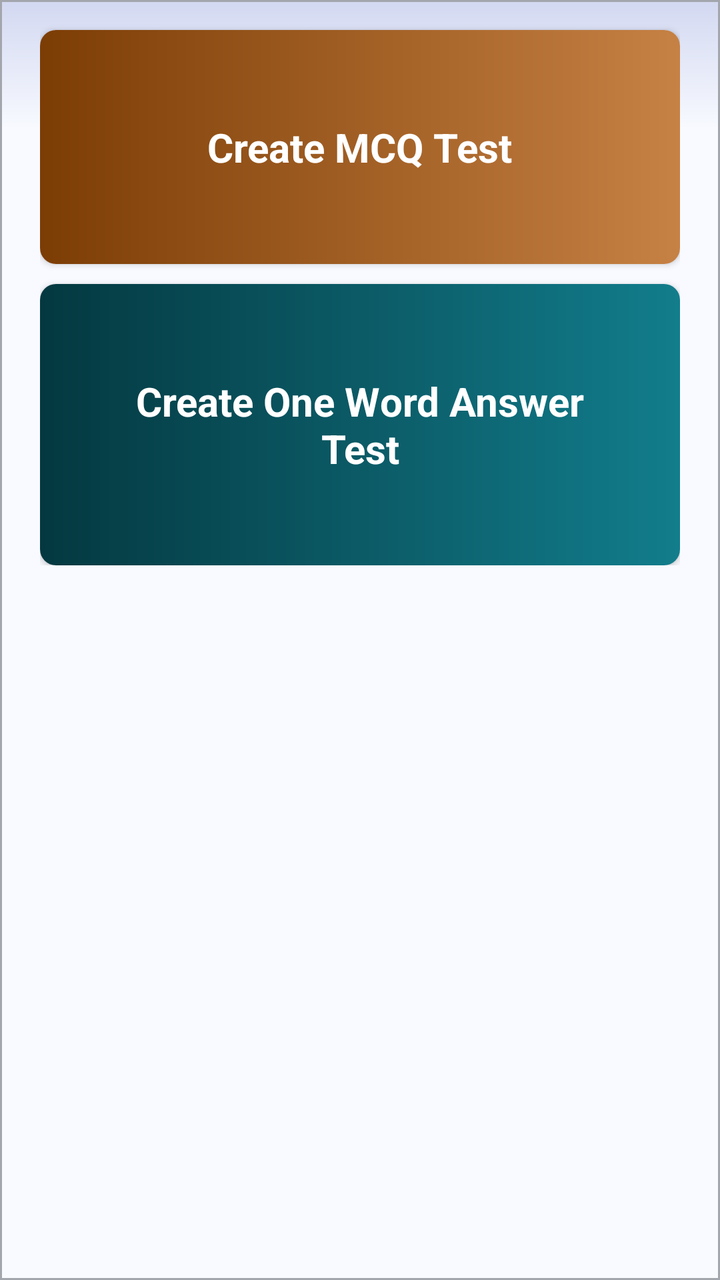
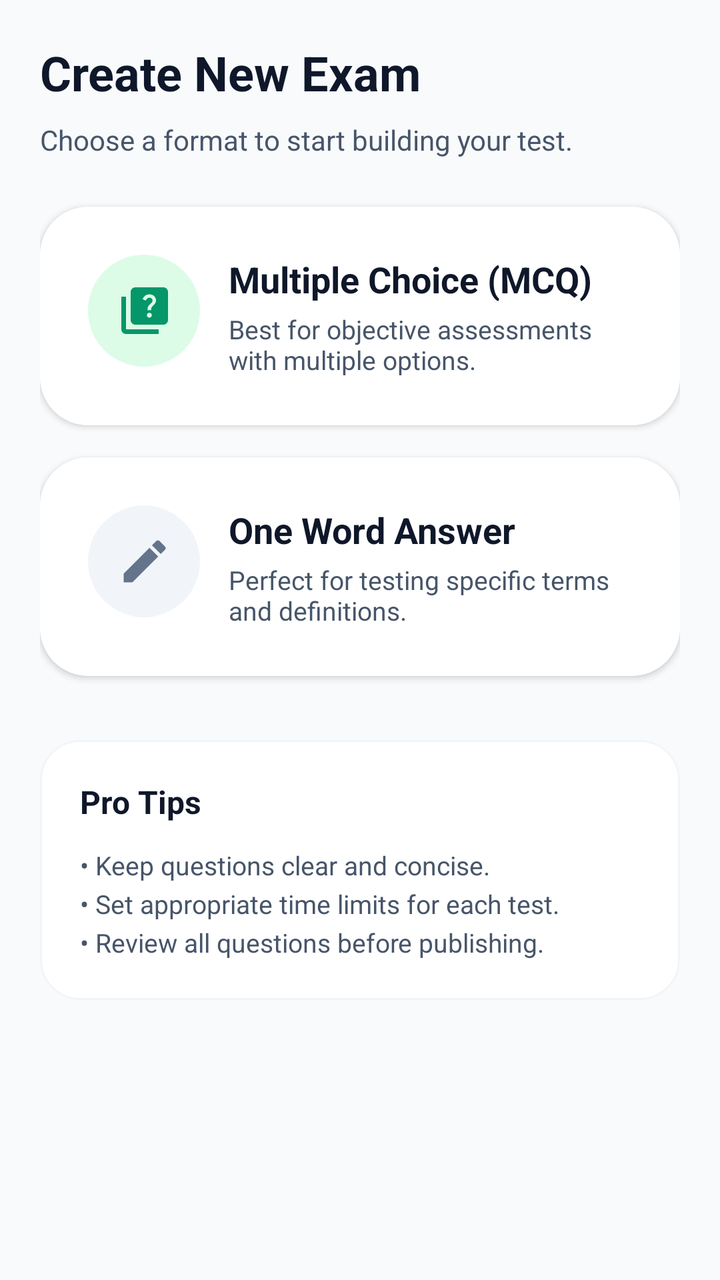

The first picture is an Android layout as it rendered before a commit; the second is the same layout after the commit. The layout source and the unified diff follow.
<!-- AndroidManifest.xml: application theme Theme.TestMaster -->
<!-- res/layout/fragment_create_test.xml -->
<?xml version="1.0" encoding="utf-8"?>
<androidx.constraintlayout.widget.ConstraintLayout xmlns:android="http://schemas.android.com/apk/res/android"
    xmlns:app="http://schemas.android.com/apk/res-auto"
    xmlns:tools="http://schemas.android.com/tools"
    android:layout_width="match_parent"
    android:layout_height="match_parent"
    android:background="@drawable/home_gradient"
    tools:context=".fragments.CreateTestFragment">

    <ScrollView
        android:layout_width="match_parent"
        android:layout_height="match_parent"
        app:layout_constraintBottom_toBottomOf="parent"
        app:layout_constraintEnd_toEndOf="parent"
        android:paddingHorizontal="20dp"
        app:layout_constraintStart_toStartOf="parent"
        app:layout_constraintTop_toTopOf="parent">

        <LinearLayout
            android:layout_width="match_parent"
            android:layout_height="wrap_content"
            android:orientation="vertical">

            <androidx.cardview.widget.CardView
                android:layout_width="match_parent"
                android:layout_height="wrap_content"
                android:layout_marginTop="15dp"
                app:cardCornerRadius="8dp">
                <LinearLayout
                    android:id="@+id/ll_create_mcq"
                    android:layout_width="match_parent"
                    android:layout_height="match_parent"
                    android:gravity="center"
                    android:background="@drawable/orange_gradient">
                <TextView
                    android:layout_width="wrap_content"
                    android:layout_height="wrap_content"
                    android:layout_margin="15dp"
                    android:text="Create MCQ Test"
                    android:gravity="center"
                    android:padding="30dp"
                    android:textSize="20sp"
                    android:textStyle="bold"
                    android:textColor="@color/white"/>
                </LinearLayout>
            </androidx.cardview.widget.CardView>
            <androidx.cardview.widget.CardView
                android:layout_width="match_parent"
                android:layout_height="wrap_content"
                android:layout_marginTop="10dp"
                app:cardCornerRadius="8dp">
                <LinearLayout
                    android:id="@+id/ll_create_One_word"
                    android:layout_width="match_parent"
                    android:layout_height="match_parent"
                    android:gravity="center"
                    android:background="@drawable/sea_gradient">
                <TextView
                    android:layout_width="match_parent"
                    android:layout_height="wrap_content"
                    android:layout_margin="15dp"
                    android:text="Create One Word Answer Test"
                    android:textSize="20sp"
                    android:gravity="center"
                    android:padding="30dp"
                    android:textStyle="bold"
                    android:textColor="@color/white"/>
                </LinearLayout>
            </androidx.cardview.widget.CardView>



</LinearLayout>
    </ScrollView>

</androidx.constraintlayout.widget.ConstraintLayout>
<!-- resources referenced by this layout -->
<resources>
  <color name="white">#FFFFFFFF</color>
  <!-- drawable home_gradient (drawable) -->
  <?xml version="1.0" encoding="utf-8"?>
  <shape xmlns:android="http://schemas.android.com/apk/res/android"
      android:shape="rectangle">
      <gradient
          android:angle="270"
          android:startColor="#D2D8F1"
          android:centerColor="#F8FAFF"
          android:endColor="#F8FAFF"
          android:centerY="0.1"/>
      <stroke android:width="1dp"
          android:color="#A4A6AE"/>
  
  </shape>
  <!-- drawable orange_gradient (drawable) -->
  <?xml version="1.0" encoding="utf-8"?>
  <shape xmlns:android="http://schemas.android.com/apk/res/android"
      android:shape="rectangle">
      <gradient android:startColor="#7C3D05"
          android:endColor="#C68144"/>
  </shape>
  <!-- drawable sea_gradient (drawable) -->
  <?xml version="1.0" encoding="utf-8"?>
  <shape xmlns:android="http://schemas.android.com/apk/res/android"
      android:shape="rectangle">
      <gradient android:startColor="#043840"
          android:endColor="#127D8C"/>
  </shape>
  <style name="Base.Theme.TestMaster" parent="Theme.MaterialComponents.DayNight.NoActionBar">
          
           <item name="colorPrimary">@color/primary_blue</item>
          <item name="android:statusBarColor">@color/primary_blue</item>
          <item name="colorAccent">@color/primary_blue</item>
      </style>
  <color name="primary_blue">#06164E</color>
  <!-- unchanged entries left out for length: 1 -->
</resources>

<!-- the commit's change to res/layout/fragment_create_test.xml (unified diff, before → after) -->
@@ -1,76 +1,200 @@
 <?xml version="1.0" encoding="utf-8"?>
-<androidx.constraintlayout.widget.ConstraintLayout xmlns:android="http://schemas.android.com/apk/res/android"
+<androidx.coordinatorlayout.widget.CoordinatorLayout xmlns:android="http://schemas.android.com/apk/res/android"
     xmlns:app="http://schemas.android.com/apk/res-auto"
     xmlns:tools="http://schemas.android.com/tools"
     android:layout_width="match_parent"
     android:layout_height="match_parent"
-    android:background="@drawable/home_gradient"
+    android:background="@color/background"
     tools:context=".fragments.CreateTestFragment">
 
-    <ScrollView
+    <androidx.core.widget.NestedScrollView
         android:layout_width="match_parent"
         android:layout_height="match_parent"
-        app:layout_constraintBottom_toBottomOf="parent"
-        app:layout_constraintEnd_toEndOf="parent"
-        android:paddingHorizontal="20dp"
-        app:layout_constraintStart_toStartOf="parent"
-        app:layout_constraintTop_toTopOf="parent">
+        android:clipToPadding="false"
+        android:paddingBottom="80dp">
 
         <LinearLayout
             android:layout_width="match_parent"
             android:layout_height="wrap_content"
-            android:orientation="vertical">
-
-            <androidx.cardview.widget.CardView
+            android:orientation="vertical"
+            android:padding="20dp">
+
+            <TextView
+                android:layout_width="wrap_content"
+                android:layout_height="wrap_content"
+                android:text="Create New Exam"
+                android:textColor="@color/text_primary"
+                android:textSize="24sp"
+                android:textStyle="bold"
+                android:layout_marginBottom="8dp"/>
+
+            <TextView
+                android:layout_width="wrap_content"
+                android:layout_height="wrap_content"
+                android:text="Choose a format to start building your test."
+                android:textColor="@color/text_secondary"
+                android:textSize="14sp"
+                android:layout_marginBottom="24dp"/>
+
+            
+            <com.google.android.material.card.MaterialCardView
+                android:id="@+id/card_mcq"
                 android:layout_width="match_parent"
                 android:layout_height="wrap_content"
-                android:layout_marginTop="15dp"
-                app:cardCornerRadius="8dp">
+                android:layout_marginBottom="16dp"
+                app:cardCornerRadius="24dp"
+                app:cardElevation="2dp"
+                app:strokeWidth="0dp">
+
                 <LinearLayout
                     android:id="@+id/ll_create_mcq"
                     android:layout_width="match_parent"
-                    android:layout_height="match_parent"
-                    android:gravity="center"
-                    android:background="@drawable/orange_gradient">
-                <TextView
-                    android:layout_width="wrap_content"
                     android:layout_height="wrap_content"
-                    android:layout_margin="15dp"
-                    android:text="Create MCQ Test"
-                    android:gravity="center"
-                    android:padding="30dp"
-                    android:textSize="20sp"
-                    android:textStyle="bold"
-                    android:textColor="@color/white"/>
+                    android:background="@color/surface"
+                    android:clickable="true"
+                    android:focusable="true"
+                    android:foreground="?attr/selectableItemBackground"
+                    android:orientation="horizontal"
+                    android:padding="24dp">
+
+                    <View
+                        android:layout_width="56dp"
+                        android:layout_height="56dp"
+                        android:background="@drawable/blue_circle_background"
+                        android:backgroundTint="@color/success_bg"/>
+
+                    <ImageView
+                        android:layout_width="28dp"
+                        android:layout_height="28dp"
+                        android:layout_marginStart="-42dp"
+                        android:layout_marginTop="14dp"
+                        android:src="@drawable/baseline_quiz_24"
+                        app:tint="@color/primary" />
+
+                    <LinearLayout
+                        android:layout_width="0dp"
+                        android:layout_height="wrap_content"
+                        android:layout_marginStart="28dp"
+                        android:layout_weight="1"
+                        android:orientation="vertical">
+
+                        <TextView
+                            android:layout_width="wrap_content"
+                            android:layout_height="wrap_content"
+                            android:text="Multiple Choice (MCQ)"
+                            android:textColor="@color/text_primary"
+                            android:textSize="18sp"
+                            android:textStyle="bold" />
+
+                        <TextView
+                            android:layout_width="wrap_content"
+                            android:layout_height="wrap_content"
+                            android:layout_marginTop="4dp"
+                            android:text="Best for objective assessments with multiple options."
+                            android:textColor="@color/text_secondary"
+                            android:textSize="13sp" />
+                    </LinearLayout>
                 </LinearLayout>
-            </androidx.cardview.widget.CardView>
-            <androidx.cardview.widget.CardView
+            </com.google.android.material.card.MaterialCardView>
+
+            
+            <com.google.android.material.card.MaterialCardView
+                android:id="@+id/card_one_word"
                 android:layout_width="match_parent"
                 android:layout_height="wrap_content"
-                android:layout_marginTop="10dp"
-                app:cardCornerRadius="8dp">
+                android:layout_marginBottom="16dp"
+                app:cardCornerRadius="24dp"
+                app:cardElevation="2dp"
+                app:strokeWidth="0dp">
+
                 <LinearLayout
                     android:id="@+id/ll_create_One_word"
                     android:layout_width="match_parent"
-                    android:layout_height="match_parent"
-                    android:gravity="center"
-                    android:background="@drawable/sea_gradient">
-                <TextView
+                    android:layout_height="wrap_content"
+                    android:background="@color/surface"
+                    android:clickable="true"
+                    android:focusable="true"
+                    android:foreground="?attr/selectableItemBackground"
+                    android:orientation="horizontal"
+                    android:padding="24dp">
+
+                    <View
+                        android:layout_width="56dp"
+                        android:layout_height="56dp"
+                        android:background="@drawable/blue_circle_background"
+                        android:backgroundTint="@color/gray"/>
+
+                    <ImageView
+                        android:layout_width="28dp"
+                        android:layout_height="28dp"
+                        android:layout_marginStart="-42dp"
+                        android:layout_marginTop="14dp"
+                        android:src="@drawable/baseline_edit_24"
+                        app:tint="@color/secondary" />
+
+                    <LinearLayout
+                        android:layout_width="0dp"
+                        android:layout_height="wrap_content"
+                        android:layout_marginStart="28dp"
+                        android:layout_weight="1"
+                        android:orientation="vertical">
+
+                        <TextView
+                            android:layout_width="wrap_content"
+                            android:layout_height="wrap_content"
+                            android:text="One Word Answer"
+                            android:textColor="@color/text_primary"
+                            android:textSize="18sp"
+                            android:textStyle="bold" />
+
+                        <TextView
+                            android:layout_width="wrap_content"
+                            android:layout_height="wrap_content"
+                            android:layout_marginTop="4dp"
+                            android:text="Perfect for testing specific terms and definitions."
+                            android:textColor="@color/text_secondary"
+                            android:textSize="13sp" />
+                    </LinearLayout>
+                </LinearLayout>
+            </com.google.android.material.card.MaterialCardView>
+
+            
+            <com.google.android.material.card.MaterialCardView
+                android:layout_width="match_parent"
+                android:layout_height="wrap_content"
+                android:layout_marginTop="16dp"
+                app:cardCornerRadius="20dp"
+                app:cardElevation="0dp"
+                app:strokeWidth="1dp"
+                app:strokeColor="@color/gray">
+
+                <LinearLayout
                     android:layout_width="match_parent"
                     android:layout_height="wrap_content"
-                    android:layout_margin="15dp"
-                    android:text="Create One Word Answer Test"
-                    android:textSize="20sp"
-                    android:gravity="center"
-                    android:padding="30dp"
-                    android:textStyle="bold"
-                    android:textColor="@color/white"/>
+                    android:orientation="vertical"
+                    android:padding="20dp">
+
+                    <TextView
+                        android:layout_width="wrap_content"
+                        android:layout_height="wrap_content"
+                        android:text="Pro Tips"
+                        android:textColor="@color/text_primary"
+                        android:textSize="16sp"
+                        android:textStyle="bold" />
+
+                    <TextView
+                        android:layout_width="match_parent"
+                        android:layout_height="wrap_content"
+                        android:layout_marginTop="12dp"
+                        android:text="• Keep questions clear and concise.\n• Set appropriate time limits for each test.\n• Review all questions before publishing."
+                        android:textColor="@color/text_secondary"
+                        android:lineSpacingExtra="4dp"
+                        android:textSize="13sp" />
+
                 </LinearLayout>
-            </androidx.cardview.widget.CardView>
-
-
-
-</LinearLayout>
-    </ScrollView>
-
-</androidx.constraintlayout.widget.ConstraintLayout>
+            </com.google.android.material.card.MaterialCardView>
+
+        </LinearLayout>
+    </androidx.core.widget.NestedScrollView>
+
+</androidx.coordinatorlayout.widget.CoordinatorLayout>
<!-- resource entries referenced after the edit -->
@@ -1,41 +1,76 @@
 <!-- resources referenced by this layout -->
 <resources>
-  <color name="white">#FFFFFFFF</color>
-  <!-- drawable home_gradient (drawable) -->
+  <color name="background">#F8FAFC</color>
+  <color name="gray">#F1F5F9</color>
+  <color name="primary">#059669</color>
+  <color name="secondary">#64748B</color>
+  <color name="success_bg">#DCFCE7</color>
+  <color name="surface">#FFFFFF</color>
+  <color name="text_primary">#0F172A</color>
+  <color name="text_secondary">#475569</color>
+  <!-- drawable baseline_edit_24 (drawable) -->
+  <vector xmlns:android="http://schemas.android.com/apk/res/android" android:height="24dp" android:tint="#000000" android:viewportHeight="24" android:viewportWidth="24" android:width="24dp">
+        
+      <path android:fillColor="@android:color/white" android:pathData="M3,17.25V21h3.75L17.81,9.94l-3.75,-3.75L3,17.25zM20.71,7.04c0.39,-0.39 0.39,-1.02 0,-1.41l-2.34,-2.34c-0.39,-0.39 -1.02,-0.39 -1.41,0l-1.83,1.83 3.75,3.75 1.83,-1.83z"/>
+      
+  </vector>
+  <!-- drawable baseline_quiz_24 (drawable) -->
+  <vector android:height="24dp" android:tint="#000000"
+      android:viewportHeight="24" android:viewportWidth="24"
+      android:width="24dp" xmlns:android="http://schemas.android.com/apk/res/android">
+      <path android:fillColor="@android:color/white" android:pathData="M4,6H2v14c0,1.1 0.9,2 2,2h14v-2H4V6z"/>
+      <path android:fillColor="@android:color/white" android:pathData="M20,2H8C6.9,2 6,2.9 6,4v12c0,1.1 0.9,2 2,2h12c1.1,0 2,-0.9 2,-2V4C22,2.9 21.1,2 20,2zM14.01,15c-0.59,0 -1.05,-0.47 -1.05,-1.05c0,-0.59 0.47,-1.04 1.05,-1.04c0.59,0 1.04,0.45 1.04,1.04C15.04,14.53 14.6,15 14.01,15zM16.51,8.83c-0.63,0.93 -1.23,1.21 -1.56,1.81c-0.13,0.24 -0.18,0.4 -0.18,1.18h-1.52c0,-0.41 -0.06,-1.08 0.26,-1.65c0.41,-0.73 1.18,-1.16 1.63,-1.8c0.48,-0.68 0.21,-1.94 -1.14,-1.94c-0.88,0 -1.32,0.67 -1.5,1.23l-1.37,-0.57C11.51,5.96 12.52,5 13.99,5c1.23,0 2.08,0.56 2.51,1.26C16.87,6.87 17.08,7.99 16.51,8.83z"/>
+  </vector>
+  <!-- drawable blue_circle_background (drawable) -->
   <?xml version="1.0" encoding="utf-8"?>
-  <shape xmlns:android="http://schemas.android.com/apk/res/android"
-      android:shape="rectangle">
-      <gradient
-          android:angle="270"
-          android:startColor="#D2D8F1"
-          android:centerColor="#F8FAFF"
-          android:endColor="#F8FAFF"
-          android:centerY="0.1"/>
-      <stroke android:width="1dp"
-          android:color="#A4A6AE"/>
+  <shape xmlns:android="http://schemas.android.com/apk/res/android">
+      <solid android:color="@color/primary" />
+      <corners android:radius="250dp" />
+  </shape>
+  <style name="Base.Theme.TestMaster" parent="Theme.Material3.DayNight.NoActionBar">
+          
+          <item name="colorPrimary">@color/primary</item>
+          <item name="colorOnPrimary">@color/onPrimary</item>
+          <item name="colorPrimaryContainer">@color/primaryContainer</item>
+          <item name="colorOnPrimaryContainer">@color/onPrimaryContainer</item>
   
-  </shape>
-  <!-- drawable orange_gradient (drawable) -->
-  <?xml version="1.0" encoding="utf-8"?>
-  <shape xmlns:android="http://schemas.android.com/apk/res/android"
-      android:shape="rectangle">
-      <gradient android:startColor="#7C3D05"
-          android:endColor="#C68144"/>
-  </shape>
-  <!-- drawable sea_gradient (drawable) -->
-  <?xml version="1.0" encoding="utf-8"?>
-  <shape xmlns:android="http://schemas.android.com/apk/res/android"
-      android:shape="rectangle">
-      <gradient android:startColor="#043840"
-          android:endColor="#127D8C"/>
-  </shape>
-  <style name="Base.Theme.TestMaster" parent="Theme.MaterialComponents.DayNight.NoActionBar">
+          <item name="colorSecondary">@color/secondary</item>
+          <item name="colorOnSecondary">@color/onSecondary</item>
+          <item name="colorSecondaryContainer">@color/secondaryContainer</item>
+          <item name="colorOnSecondaryContainer">@color/onSecondaryContainer</item>
+  
           
-           <item name="colorPrimary">@color/primary_blue</item>
-          <item name="android:statusBarColor">@color/primary_blue</item>
-          <item name="colorAccent">@color/primary_blue</item>
+          <item name="android:windowBackground">@color/background</item>
+          <item name="colorSurface">@color/surface</item>
+          <item name="colorOnSurface">@color/onSurface</item>
+          <item name="colorSurfaceVariant">@color/surfaceVariant</item>
+          <item name="colorOnSurfaceVariant">@color/onSurfaceVariant</item>
+          <item name="colorOutline">@color/outline</item>
+  
+          
+          <item name="colorError">@color/error</item>
+          <item name="colorOnError">@color/onError</item>
+          <item name="colorErrorContainer">@color/errorContainer</item>
+          <item name="colorOnErrorContainer">@color/onErrorContainer</item>
+  
+          
+          <item name="android:statusBarColor">@color/surface</item>
+          <item name="android:windowLightStatusBar">true</item>
       </style>
-  <color name="primary_blue">#06164E</color>
+  <color name="onPrimary">#FFFFFF</color>
+  <color name="primaryContainer">#D1FAE5</color>
+  <color name="onPrimaryContainer">#064E3B</color>
+  <color name="onSecondary">#FFFFFF</color>
+  <color name="secondaryContainer">#F1F5F9</color>
+  <color name="onSecondaryContainer">#0F172A</color>
+  <color name="onSurface">#0F172A</color>
+  <color name="surfaceVariant">#E2E8F0</color>
+  <color name="onSurfaceVariant">#475569</color>
+  <color name="outline">#94A3B8</color>
+  <color name="error">#EF4444</color>
+  <color name="onError">#FFFFFF</color>
+  <color name="errorContainer">#FEE2E2</color>
+  <color name="onErrorContainer">#991B1B</color>
   <!-- unchanged entries left out for length: 1 -->
 </resources>
 
